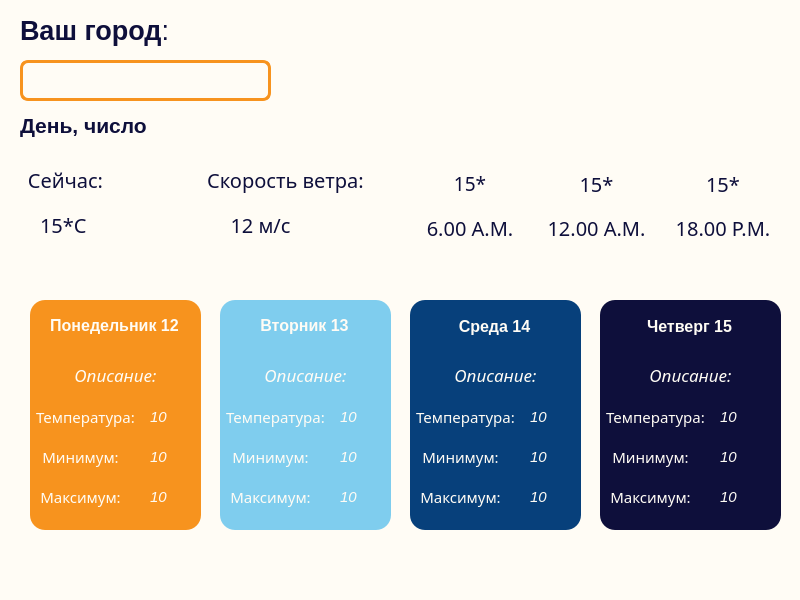
This is mainwindow.ui in Arteeemis/DESKTOP-WEATHER-APP as Qt 5 draws it before an edit. The edited form follows.
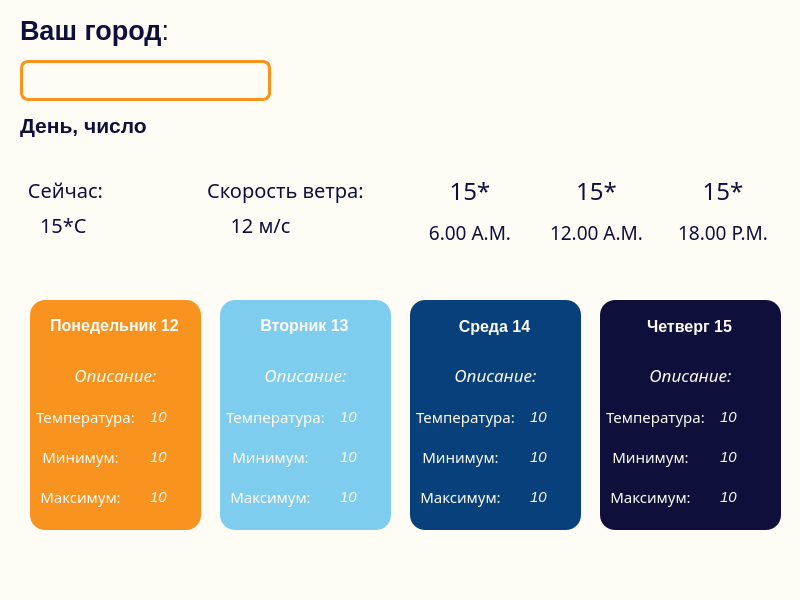
This is the edited form. Icons and pictures are not drawn.

```diff
--- a/mainwindow.ui
+++ b/mainwindow.ui
@@ -177,9 +177,9 @@
     <property name="geometry">
      <rect>
       <x>410</x>
-      <y>160</y>
+      <y>170</y>
       <width>373</width>
-      <height>101</height>
+      <height>91</height>
      </rect>
     </property>
     <property name="font">
@@ -193,7 +193,7 @@
        <property name="font">
         <font>
          <family>Segoe UI Semibold</family>
-         <pointsize>15</pointsize>
+         <pointsize>14</pointsize>
         </font>
        </property>
        <property name="styleSheet">
@@ -212,7 +212,7 @@
        <property name="font">
         <font>
          <family>Segoe UI Semibold</family>
-         <pointsize>15</pointsize>
+         <pointsize>14</pointsize>
         </font>
        </property>
        <property name="styleSheet">
@@ -231,7 +231,7 @@
        <property name="font">
         <font>
          <family>Segoe UI Semibold</family>
-         <pointsize>15</pointsize>
+         <pointsize>14</pointsize>
         </font>
        </property>
        <property name="styleSheet">
@@ -250,7 +250,7 @@
        <property name="font">
         <font>
          <family>Segoe UI Semibold</family>
-         <pointsize>14</pointsize>
+         <pointsize>18</pointsize>
         </font>
        </property>
        <property name="styleSheet">
@@ -269,7 +269,7 @@
        <property name="font">
         <font>
          <family>Segoe UI Semibold</family>
-         <pointsize>15</pointsize>
+         <pointsize>18</pointsize>
         </font>
        </property>
        <property name="styleSheet">
@@ -288,7 +288,7 @@
        <property name="font">
         <font>
          <family>Segoe UI Semibold</family>
-         <pointsize>15</pointsize>
+         <pointsize>18</pointsize>
         </font>
        </property>
        <property name="styleSheet">
@@ -308,7 +308,7 @@
     <property name="geometry">
      <rect>
       <x>20</x>
-      <y>160</y>
+      <y>170</y>
       <width>91</width>
       <height>41</height>
      </rect>
@@ -334,7 +334,7 @@
     <property name="geometry">
      <rect>
       <x>190</x>
-      <y>140</y>
+      <y>150</y>
       <width>191</width>
       <height>81</height>
      </rect>
@@ -1184,7 +1184,7 @@
      <rect>
       <x>720</x>
       <y>480</y>
-      <width>41</width>
+      <width>51</width>
       <height>34</height>
      </rect>
     </property>
@@ -1206,7 +1206,7 @@
      <rect>
       <x>720</x>
       <y>440</y>
-      <width>41</width>
+      <width>51</width>
       <height>34</height>
      </rect>
     </property>
@@ -1228,7 +1228,7 @@
      <rect>
       <x>720</x>
       <y>400</y>
-      <width>41</width>
+      <width>51</width>
       <height>34</height>
      </rect>
     </property>
```
Left out of the diff: 4 changed lines with no effect on the pictures.
